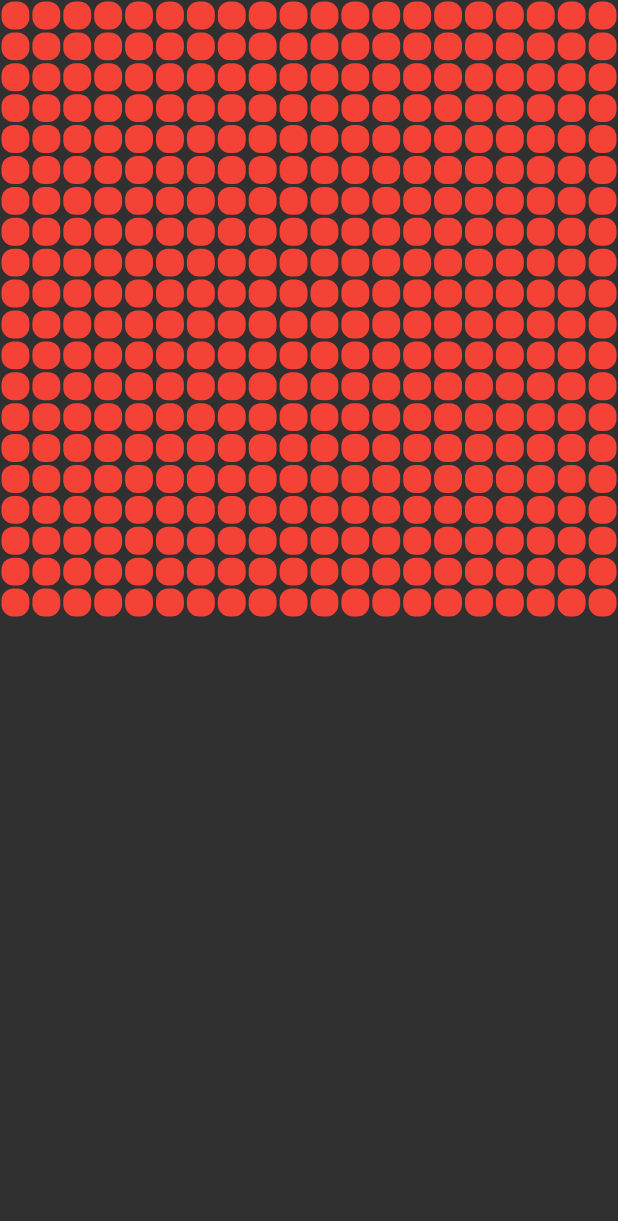
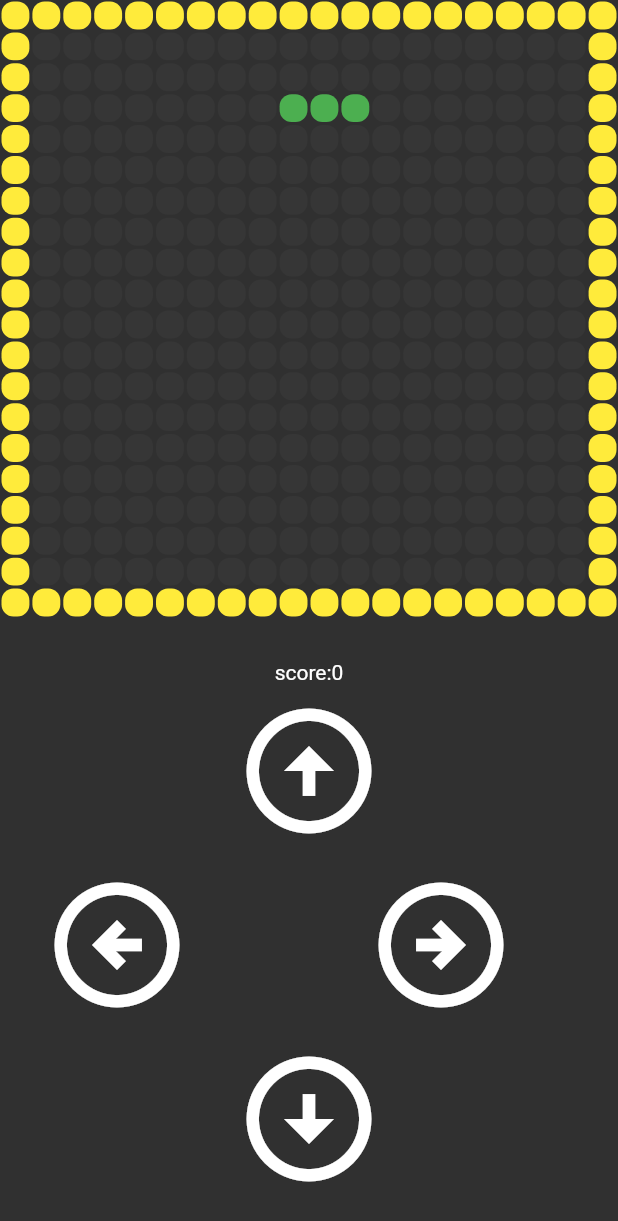
Before and after one commit to SaileshAcharya1229/snake_game_flutter, a Flutter app: the screen it shows after launch, on a phone screen of 412 x 824 dp. Shown: the top 1221 px of the screen. Run offline on Flutter 3.47's test engine with Material 2 defaults, Android fonts, the phone set to English and light mode, and no system bars.

Commit message:
Adding design and control pannel

```diff
--- a/lib/gamepage.dart
+++ b/lib/gamepage.dart
@@ -1,3 +1,5 @@
+import 'dart:async';
+
 import 'package:flutter/material.dart';
 
 class SnakeGamePage extends StatefulWidget {
@@ -7,9 +9,39 @@ class SnakeGamePage extends StatefulWidget {
   State<SnakeGamePage> createState() => _SnakeGamePageState();
 }
 
+enum Direction { up, down, left, right }
+
 class _SnakeGamePageState extends State<SnakeGamePage> {
   int row = 20, column = 20;
+  List<int> borderList = [];
+  List<int> snakePosition = [];
+  int snakeHead = 0;
+  int score = 0;
+  late Direction direction;
   @override
+  void initState() {
+    startGame();
+    super.initState();
+  }
+
+  void startGame() {
+    makeBorder();
+    direction = Direction.right;
+    snakePosition = [45, 44, 43];
+    snakeHead = snakePosition.first;
+    Timer.periodic(const Duration(milliseconds: 300), (timer) {
+      updateSnake();
+    });
+  }
+
+  void updateSnake() {
+    setState(() {
+      snakePosition.insert(0, snakeHead + 1);
+    });
+    snakePosition.removeLast();
+    snakeHead = snakePosition.first;
+  }
+
   Widget build(BuildContext context) {
     return Scaffold(
       body: Column(
@@ -29,7 +61,8 @@ class _SnakeGamePageState extends State<SnakeGamePage> {
         return Container(
           margin: EdgeInsets.all(1),
           decoration: BoxDecoration(
-              borderRadius: BorderRadius.circular(8), color: Colors.red),
+              borderRadius: BorderRadius.circular(8),
+              color: fillBoxColor(index)),
         );
       },
       itemCount: row * column,
@@ -37,10 +70,76 @@ class _SnakeGamePageState extends State<SnakeGamePage> {
   }
 
   Widget _buildGameControl() {
-    return Container();
+    return Container(
+      padding: const EdgeInsets.all(20),
+      width: double.infinity,
+      child: Column(
+        mainAxisAlignment: MainAxisAlignment.center,
+        children: [
+          Text("score:$score"),
+          IconButton(
+            onPressed: () {
+              if (direction != Direction.down) direction = Direction.up;
+            },
+            icon: const Icon(Icons.arrow_circle_up),
+            iconSize: 100,
+          ),
+          Row(
+            children: [
+              IconButton(
+                onPressed: () {
+                  if (direction != Direction.right) direction = Direction.left;
+                },
+                icon: const Icon(Icons.arrow_circle_left_outlined),
+                iconSize: 100,
+              ),
+              const SizedBox(
+                width: 100,
+              ),
+              IconButton(
+                onPressed: () {
+                  if (direction != Direction.left) direction = Direction.right;
+                },
+                icon: const Icon(Icons.arrow_circle_right_outlined),
+                iconSize: 100,
+              ),
+            ],
+          ),
+          IconButton(
+            onPressed: () {
+              if (direction != Direction.up) direction = Direction.down;
+            },
+            icon: const Icon(Icons.arrow_circle_down),
+            iconSize: 100,
+          ),
+        ],
+      ),
+    );
   }
 
-  Color fillBoxColor() {
-    return Colors.red;
+  Color fillBoxColor(int index) {
+    if (borderList.contains(index))
+      return Colors.yellow;
+    else {
+      if (snakePosition.contains(index)) {
+        return Colors.green;
+      }
+    }
+    return Colors.grey.withOpacity(0.05);
+  }
+
+  makeBorder() {
+    for (int i = 0; i < column; i++) {
+      if (!borderList.contains(i)) borderList.add(i);
+    }
+    for (int i = 0; i < row * column; i = i + column) {
+      if (!borderList.contains(i)) borderList.add(i);
+    }
+    for (int i = column - 1; i < row * column; i = i + column) {
+      if (!borderList.contains(i)) borderList.add(i);
+    }
+    for (int i = (column * row) - column; i < row * column; i = i + 1) {
+      if (!borderList.contains(i)) borderList.add(i);
+    }
   }
 }
```
